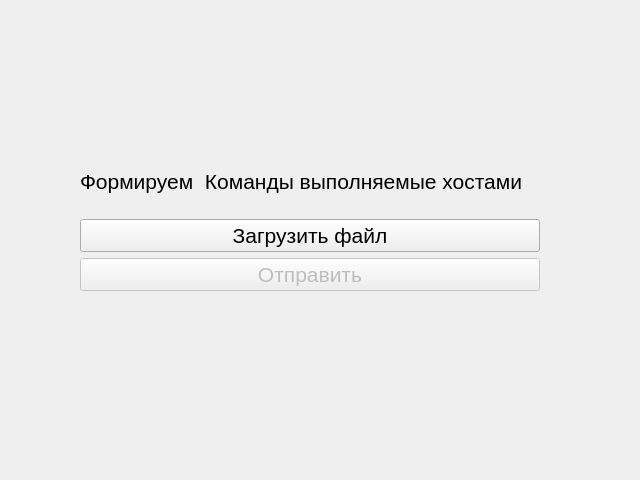
RaideNetSquad/remote_administration, file JsonConf/confjson.ui: the form before one commit.
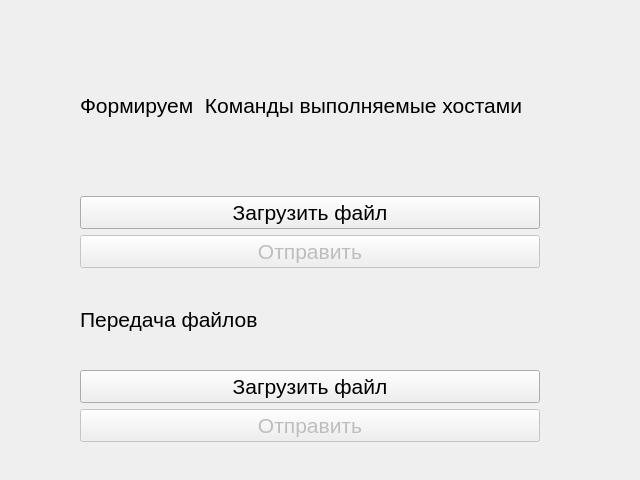
The form after the commit.

Diff of the .ui file:
```diff
--- a/JsonConf/confjson.ui
+++ b/JsonConf/confjson.ui
@@ -17,9 +17,9 @@
    <property name="geometry">
     <rect>
      <x>80</x>
-     <y>150</y>
+     <y>21</y>
      <width>460</width>
-     <height>141</height>
+     <height>421</height>
     </rect>
    </property>
    <layout class="QVBoxLayout" name="verticalLayout_2">
@@ -66,6 +66,49 @@
       </property>
      </widget>
     </item>
+    <item>
+     <layout class="QVBoxLayout" name="verticalLayout_3">
+      <item>
+       <widget class="QLabel" name="label_4">
+        <property name="font">
+         <font>
+          <pointsize>16</pointsize>
+         </font>
+        </property>
+        <property name="text">
+         <string>Передача файлов</string>
+        </property>
+       </widget>
+      </item>
+      <item>
+       <widget class="QPushButton" name="upload_2">
+        <property name="font">
+         <font>
+          <pointsize>16</pointsize>
+         </font>
+        </property>
+        <property name="text">
+         <string>Загрузить файл</string>
+        </property>
+       </widget>
+      </item>
+      <item>
+       <widget class="QPushButton" name="send_2">
+        <property name="enabled">
+         <bool>false</bool>
+        </property>
+        <property name="font">
+         <font>
+          <pointsize>16</pointsize>
+         </font>
+        </property>
+        <property name="text">
+         <string>Отправить</string>
+        </property>
+       </widget>
+      </item>
+     </layout>
+    </item>
    </layout>
   </widget>
  </widget>
```
